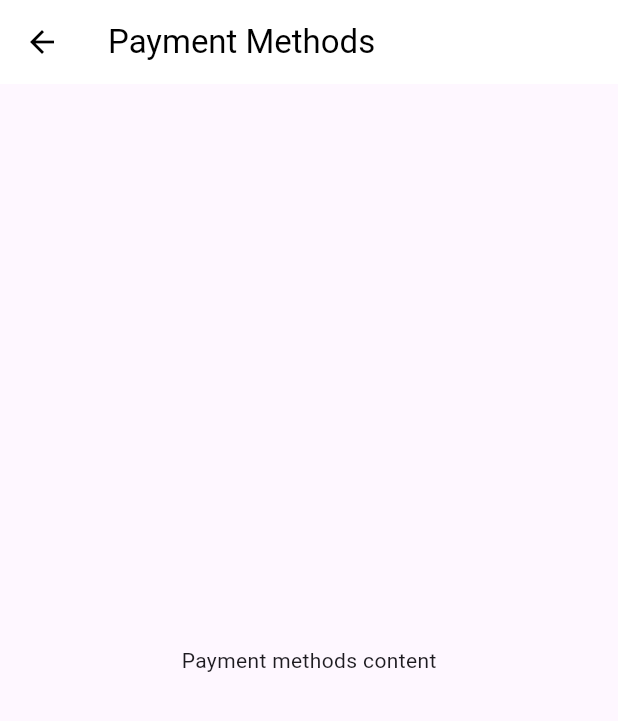
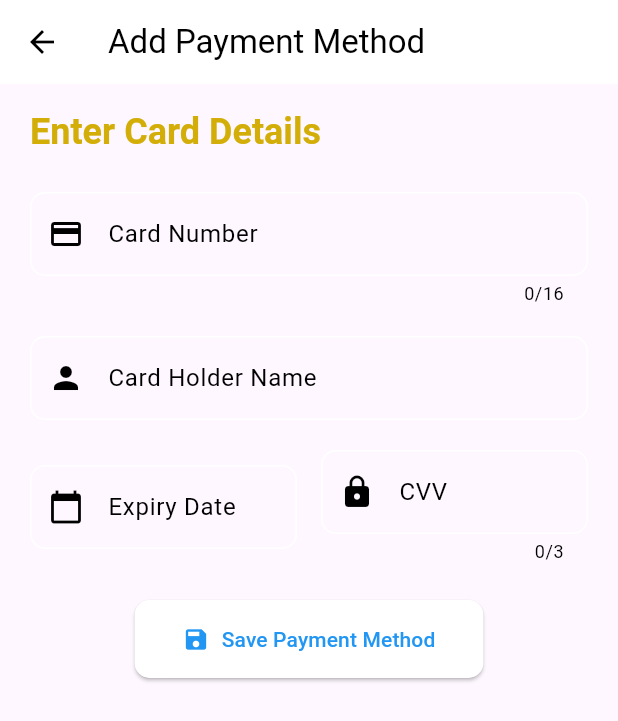
Before and after one commit to SamehKalash/CustomsX, a Flutter app: the SettingsScreen screen opened by its route, after a tap on "Payment Methods", on a phone screen of 412 x 824 dp. Shown: the top 721 px of the screen. Run offline on Flutter 3.47's test engine with Material 3 defaults, Android fonts, the phone set to English and light mode, and no system bars.

Commit message:
added payment method, partial implementation of exhange rates

```diff
--- /dev/null
+++ b/lib/screens/payment_method.dart
@@ -0,0 +1,161 @@
+import 'package:flutter/material.dart';
+
+class PaymentMethodsScreen extends StatelessWidget {
+  const PaymentMethodsScreen({super.key});
+
+  @override
+  Widget build(BuildContext context) {
+    final _formKey = GlobalKey<FormState>();
+    String? cardNumber, cardHolderName, expiryDate, cvv;
+
+    return Scaffold(
+      appBar: AppBar(
+        title: const Text('Add Payment Method'),
+      ),
+      body: Padding(
+        padding: const EdgeInsets.symmetric(horizontal: 20, vertical: 16),
+        child: Form(
+          key: _formKey,
+          child: Column(
+            crossAxisAlignment: CrossAxisAlignment.start,
+            children: [
+              // Title Section
+              Text(
+                'Enter Card Details',
+                style: Theme.of(context).textTheme.headlineSmall?.copyWith(
+                      fontWeight: FontWeight.bold,
+                      color: Theme.of(context).primaryColor,
+                    ),
+              ),
+              const SizedBox(height: 24),
+
+              // Card Number Field
+              TextFormField(
+                decoration: InputDecoration(
+                  labelText: 'Card Number',
+                  hintText: '1234 5678 9012 3456',
+                  border: OutlineInputBorder(
+                    borderRadius: BorderRadius.circular(10),
+                  ),
+                  prefixIcon: const Icon(Icons.credit_card),
+                ),
+                keyboardType: TextInputType.number,
+                maxLength: 16,
+                validator: (value) {
+                  if (value == null || value.isEmpty) {
+                    return 'Please enter your card number';
+                  }
+                  if (value.length != 16) {
+                    return 'Card number must be 16 digits';
+                  }
+                  return null;
+                },
+                onSaved: (value) => cardNumber = value,
+              ),
+              const SizedBox(height: 20),
+
+              // Card Holder Name Field
+              TextFormField(
+                decoration: InputDecoration(
+                  labelText: 'Card Holder Name',
+                  hintText: 'John Doe',
+                  border: OutlineInputBorder(
+                    borderRadius: BorderRadius.circular(10),
+                  ),
+                  prefixIcon: const Icon(Icons.person),
+                ),
+                validator: (value) {
+                  if (value == null || value.isEmpty) {
+                    return 'Please enter the card holder name';
+                  }
+                  return null;
+                },
+                onSaved: (value) => cardHolderName = value,
+              ),
+              const SizedBox(height: 20),
+
+              // Expiry Date and CVV Fields
+              Row(
+                children: [
+                  Expanded(
+                    child: TextFormField(
+                      decoration: InputDecoration(
+                        labelText: 'Expiry Date',
+                        hintText: 'MM/YY',
+                        border: OutlineInputBorder(
+                          borderRadius: BorderRadius.circular(10),
+                        ),
+                        prefixIcon: const Icon(Icons.calendar_today),
+                      ),
+                      keyboardType: TextInputType.datetime,
+                      validator: (value) {
+                        if (value == null || value.isEmpty) {
+                          return 'Please enter the expiry date';
+                        }
+                        return null;
+                      },
+                      onSaved: (value) => expiryDate = value,
+                    ),
+                  ),
+                  const SizedBox(width: 16),
+                  Expanded(
+                    child: TextFormField(
+                      decoration: InputDecoration(
+                        labelText: 'CVV',
+                        hintText: '123',
+                        border: OutlineInputBorder(
+                          borderRadius: BorderRadius.circular(10),
+                        ),
+                        prefixIcon: const Icon(Icons.lock),
+                      ),
+                      keyboardType: TextInputType.number,
+                      maxLength: 3,
+                      validator: (value) {
+                        if (value == null || value.isEmpty) {
+                          return 'Please enter the CVV';
+                        }
+                        if (value.length != 3) {
+                          return 'CVV must be 3 digits';
+                        }
+                        return null;
+                      },
+                      onSaved: (value) => cvv = value,
+                    ),
+                  ),
+                ],
+              ),
+              const SizedBox(height: 24),
+
+              // Save Button
+              Center(
+                child: ElevatedButton.icon(
+                  onPressed: () {
+                    if (_formKey.currentState!.validate()) {
+                      _formKey.currentState!.save();
+                      // Save card details logic here
+                      ScaffoldMessenger.of(context).showSnackBar(
+                        SnackBar(
+                          content: const Text('Payment method added successfully!'),
+                          backgroundColor: Theme.of(context).primaryColor,
+                        ),
+                      );
+                      Navigator.pop(context);
+                    }
+                  },
+                  icon: const Icon(Icons.save),
+                  label: const Text('Save Payment Method'),
+                  style: ElevatedButton.styleFrom(
+                    padding: const EdgeInsets.symmetric(vertical: 16, horizontal: 32),
+                    shape: RoundedRectangleBorder(
+                      borderRadius: BorderRadius.circular(10),
+                    ),
+                  ),
+                ),
+              ),
+            ],
+          ),
+        ),
+      ),
+    );
+  }
+}
--- a/lib/screens/settings.dart
+++ b/lib/screens/settings.dart
@@ -1,6 +1,7 @@
 import 'package:flutter/material.dart';
 import 'package:provider/provider.dart';
 import '../theme/theme_provider.dart';
+import './payment_method.dart';
 
 class SettingsScreen extends StatelessWidget {
   const SettingsScreen({super.key});
@@ -145,11 +146,7 @@ class SettingsScreen extends StatelessWidget {
     Navigator.push(
       context,
       MaterialPageRoute(
-        builder:
-            (context) => Scaffold(
-              appBar: AppBar(title: const Text('Payment Methods')),
-              body: const Center(child: Text('Payment methods content')),
-            ),
+        builder: (context) => const PaymentMethodsScreen(),
       ),
     );
   }
```
Also changed, not shown: lib/screens/dashboard.dart (+53 -1 lines), lib/widgets/exhannge_rate.dart (added, +55 -0 lines).
